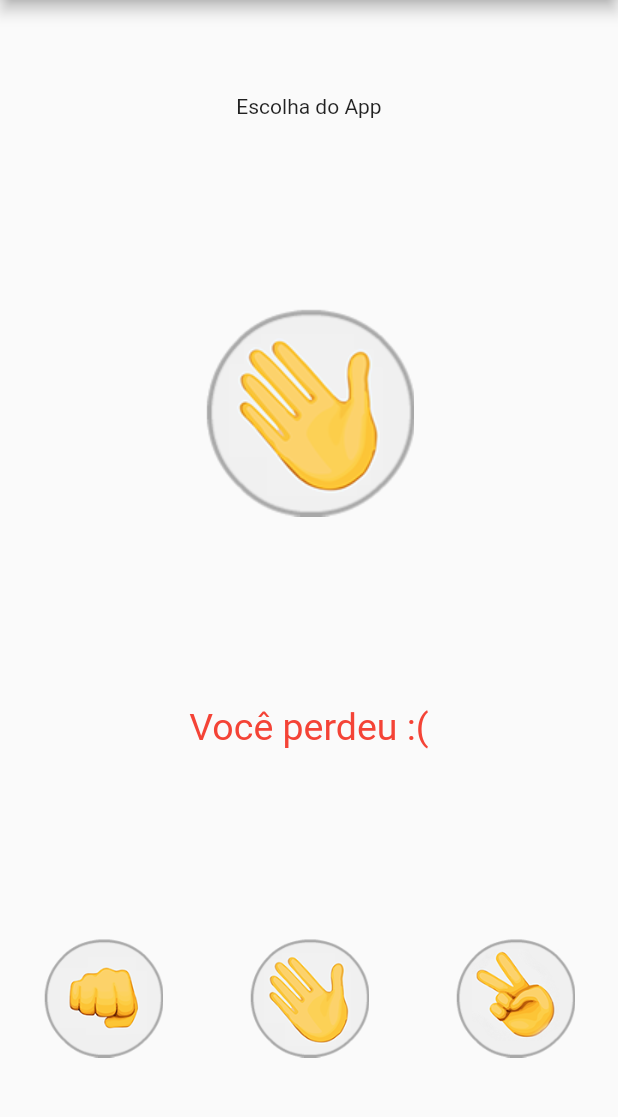
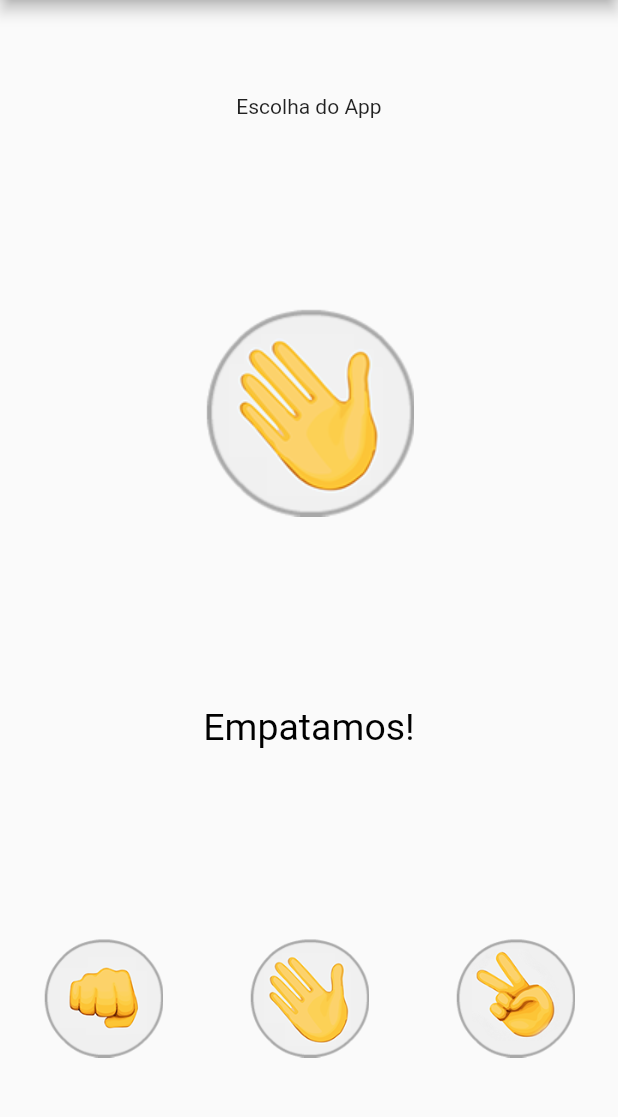
Before and after one commit to wictorChaves/FlutterHelper, a Flutter app: the screen it shows after launch, item 2 of the bottom bar chosen, on a phone screen of 412 x 824 dp, the part 84-1201 px from its top. Run offline on Flutter 3.47's test engine with Material 2 defaults, Android fonts, the phone set to English and light mode, and no system bars.

Commit message:
Correção, implementada a opção de empate.

```diff
--- a/jokenpo/lib/InterfaceJogo.dart
+++ b/jokenpo/lib/InterfaceJogo.dart
@@ -22,12 +22,17 @@ class _InterfaceJogoState extends State<InterfaceJogo> {
       var ehVencedor = jogo.EhVencedor(opcao, appOpcao);
       setState(() {
         _imagemApp = AssetImage("images/$appOpcao.png");
-        _msgStyle = ehVencedor
-            ? TextStyle(fontSize: 25, color: Colors.green)
-            : TextStyle(fontSize: 25, color: Colors.red);
-        _msg = ehVencedor
-            ? "Você ganhou!"
-            : "Você perdeu :(";
+        var color = Colors.black;
+        if(ehVencedor == null){
+          _msg = "Empatamos!";
+        }else if(ehVencedor){
+          _msg = "Você ganhou!";
+          color = Colors.green;
+        }else{
+          _msg = "Você perdeu :(";
+          color = Colors.red;
+        }
+        _msgStyle = TextStyle(fontSize: 25, color: color);
       });
     }
 
--- a/jokenpo/lib/Jogo.dart
+++ b/jokenpo/lib/Jogo.dart
@@ -9,6 +9,7 @@ class Jogo{
   ];
 
   bool EhVencedor(String suaOpcao, String appOpcao){
+    if(appOpcao == suaOpcao) return null;
     return (GetNextOpcao(appOpcao) == suaOpcao);
   }
 
```
